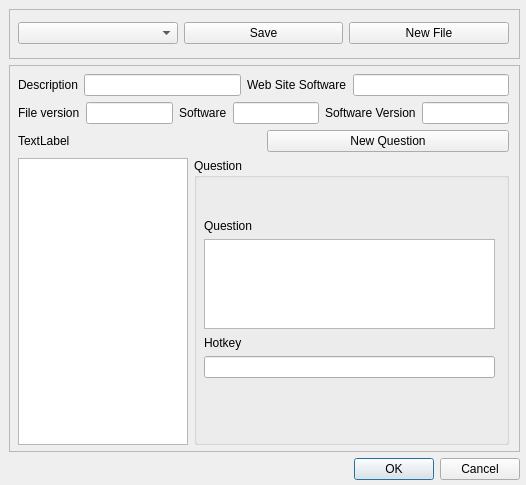
This is editor.ui in Mte90/LearnHotkeys as Qt 5 draws it before an edit. The edited form follows.
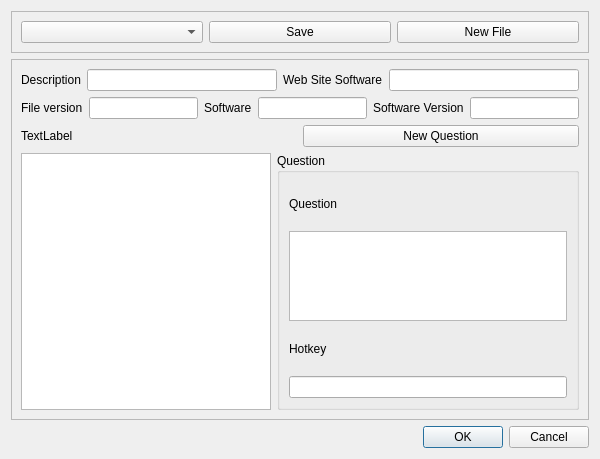
This is the edited form.

Commit message: stretchable window part 1

```diff
--- a/editor.ui
+++ b/editor.ui
@@ -9,8 +9,8 @@
    <rect>
     <x>0</x>
     <y>0</y>
-    <width>526</width>
-    <height>485</height>
+    <width>600</width>
+    <height>459</height>
    </rect>
   </property>
   <property name="sizePolicy">
@@ -22,15 +22,8 @@
   <property name="windowTitle">
    <string>Dialog</string>
   </property>
-  <widget class="QWidget" name="gridLayoutWidget">
-   <property name="geometry">
-    <rect>
-     <x>9</x>
-     <y>9</y>
-     <width>511</width>
-     <height>471</height>
-    </rect>
-   </property>
+  <layout class="QGridLayout" name="gridLayout_6">
+   <item row="0" column="0">
    <layout class="QGridLayout" name="gridLayout">
     <item row="0" column="0">
      <widget class="QFrame" name="frame">
@@ -52,15 +45,8 @@
       <property name="frameShadow">
        <enum>QFrame::Raised</enum>
       </property>
-      <widget class="QWidget" name="horizontalLayoutWidget">
-       <property name="geometry">
-        <rect>
-         <x>9</x>
-         <y>9</y>
-         <width>491</width>
-         <height>31</height>
-        </rect>
-       </property>
+       <layout class="QGridLayout" name="gridLayout_5">
+        <item row="0" column="0">
        <layout class="QHBoxLayout" name="horizontalLayout">
         <item>
          <widget class="QComboBox" name="comboHotkeys"/>
@@ -80,7 +66,8 @@
          </widget>
         </item>
        </layout>
-      </widget>
+        </item>
+       </layout>
      </widget>
     </item>
     <item row="2" column="0">
@@ -107,15 +94,8 @@
       <property name="frameShadow">
        <enum>QFrame::Raised</enum>
       </property>
-      <widget class="QWidget" name="verticalLayoutWidget">
-       <property name="geometry">
-        <rect>
-         <x>9</x>
-         <y>9</y>
-         <width>491</width>
-         <height>371</height>
-        </rect>
-       </property>
+       <layout class="QGridLayout" name="gridLayout_2">
+        <item row="0" column="0">
        <layout class="QVBoxLayout" name="verticalLayout">
         <item>
          <layout class="QHBoxLayout" name="horizontalLayout_3">
@@ -211,7 +191,7 @@
             </property>
             <property name="maximumSize">
              <size>
-              <width>170</width>
+                <width>250</width>
               <height>16777215</height>
              </size>
             </property>
@@ -222,15 +202,8 @@
             <property name="title">
              <string>Question</string>
             </property>
-            <widget class="QWidget" name="gridLayoutWidget_3">
-             <property name="geometry">
-              <rect>
-               <x>10</x>
-               <y>60</y>
-               <width>291</width>
-               <height>160</height>
-              </rect>
-             </property>
+              <layout class="QGridLayout" name="gridLayout_7">
+               <item row="0" column="0">
              <layout class="QGridLayout" name="gridLayout_4">
               <item row="0" column="0">
                <widget class="QLabel" name="label_6">
@@ -252,7 +225,7 @@
               <item row="1" column="0">
                <widget class="QTextEdit" name="question">
                 <property name="sizePolicy">
-                 <sizepolicy hsizetype="Expanding" vsizetype="Fixed">
+                    <sizepolicy hsizetype="Expanding" vsizetype="Expanding">
                   <horstretch>0</horstretch>
                   <verstretch>0</verstretch>
                  </sizepolicy>
@@ -266,17 +239,20 @@
                </widget>
               </item>
              </layout>
-            </widget>
-           </widget>
+               </item>
+              </layout>
+             </widget>
           </item>
          </layout>
         </item>
        </layout>
-      </widget>
-     </widget>
     </item>
    </layout>
   </widget>
+     </item>
+    </layout>
+   </item>
+  </layout>
  </widget>
  <resources/>
  <connections>
```
Lines whose indentation alone changed are shown as unchanged. The commit also changes 6 other files.
